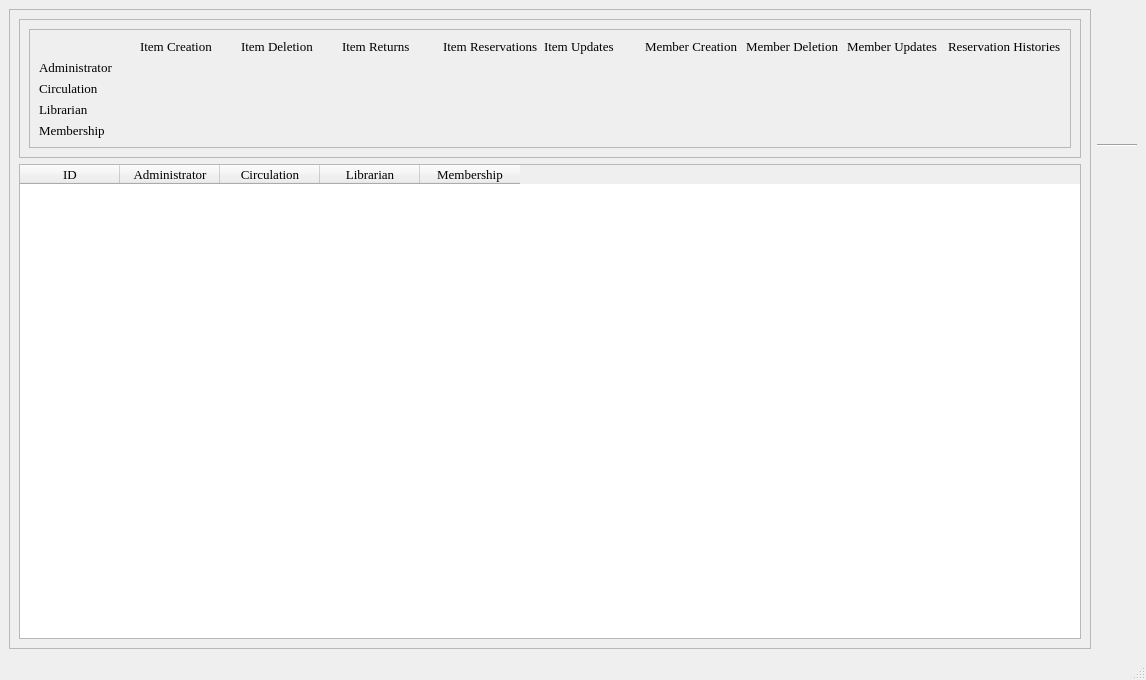
The window that adminsetup.ui (textbrowser/biblioteq) describes before a commit, drawn with Qt 5.
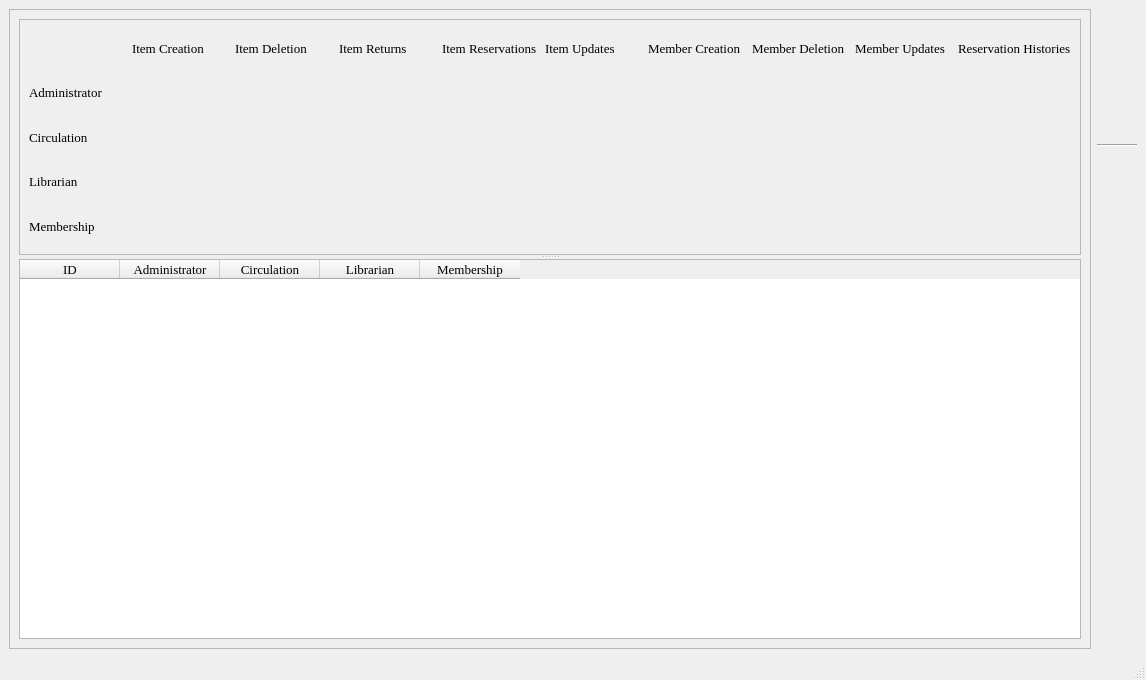
The same window after the commit. Icons and pictures are not drawn.

Diff of the .ui file:
```diff
--- a/adminsetup.ui
+++ b/adminsetup.ui
@@ -33,24 +33,16 @@
       <property name="frameShadow">
        <enum>QFrame::Raised</enum>
       </property>
-      <layout class="QVBoxLayout" name="verticalLayout_2">
-       <item>
-        <widget class="QFrame" name="frame_2">
-         <property name="frameShape">
-          <enum>QFrame::StyledPanel</enum>
-         </property>
-         <property name="frameShadow">
-          <enum>QFrame::Raised</enum>
-         </property>
          <layout class="QVBoxLayout" name="verticalLayout">
           <item>
+        <widget class="QSplitter" name="splitter">
+         <property name="orientation">
+          <enum>Qt::Vertical</enum>
+         </property>
+         <property name="childrenCollapsible">
+          <bool>false</bool>
+         </property>
            <widget class="QScrollArea" name="scrollArea">
-            <property name="sizePolicy">
-             <sizepolicy hsizetype="Expanding" vsizetype="Preferred">
-              <horstretch>0</horstretch>
-              <verstretch>0</verstretch>
-             </sizepolicy>
-            </property>
             <property name="widgetResizable">
              <bool>true</bool>
             </property>
@@ -59,8 +51,8 @@
               <rect>
                <x>0</x>
                <y>0</y>
-               <width>1033</width>
-               <height>129</height>
+             <width>949</width>
+             <height>231</height>
               </rect>
              </property>
              <layout class="QVBoxLayout" name="verticalLayout_3">
@@ -477,11 +469,6 @@
              </layout>
             </widget>
            </widget>
-          </item>
-         </layout>
-        </widget>
-       </item>
-       <item>
         <widget class="QTableWidget" name="table">
          <property name="font">
           <font>
@@ -541,12 +528,13 @@
           </property>
          </column>
         </widget>
+        </widget>
        </item>
       </layout>
      </widget>
     </item>
     <item>
-     <layout class="QVBoxLayout">
+     <layout class="QVBoxLayout" name="_2">
       <item>
        <widget class="QToolButton" name="addButton">
         <property name="font">
@@ -656,7 +644,7 @@
        </widget>
       </item>
       <item>
-       <spacer>
+       <spacer name="spacer">
         <property name="orientation">
          <enum>Qt::Vertical</enum>
         </property>
```
Lines whose indentation alone changed are shown as unchanged.
